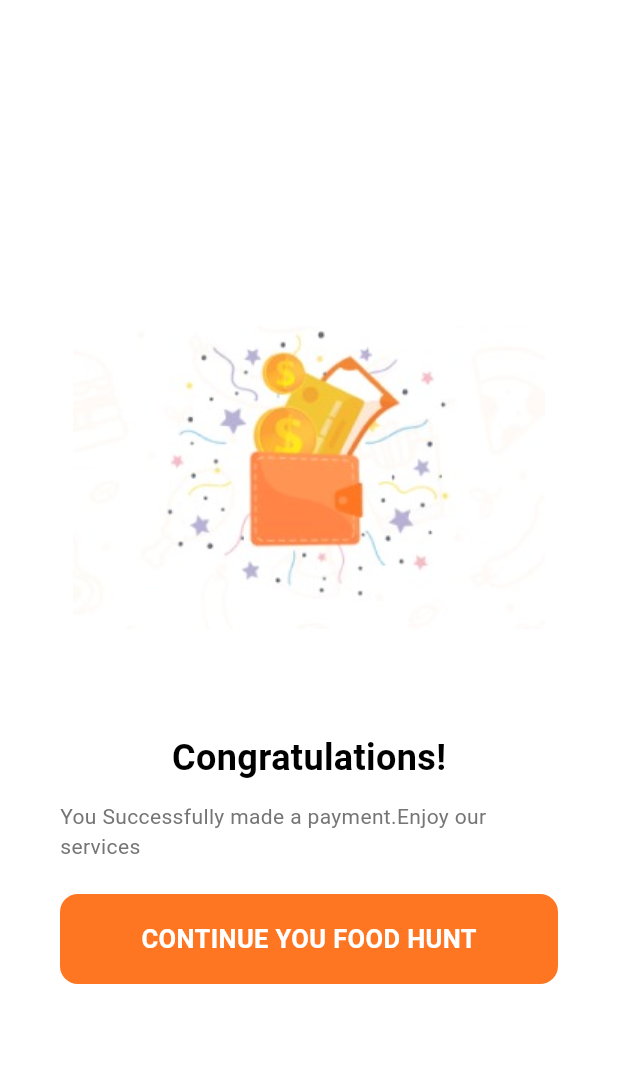
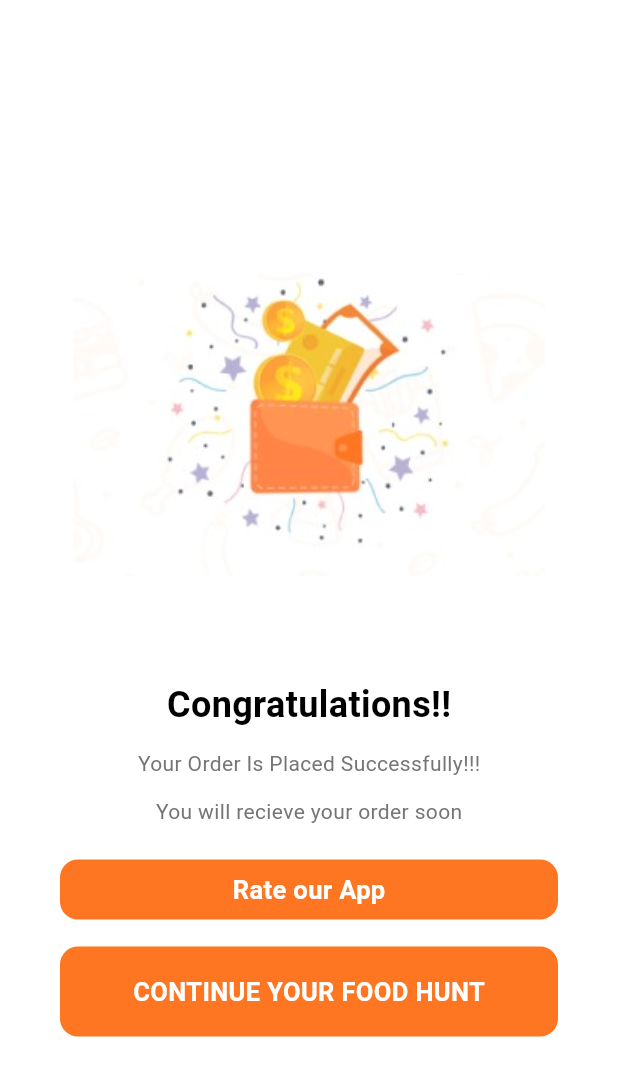
Before and after one commit to Scheeza-Ahmad/FoodDeliveryApp, a Flutter app: the Congratulation screen opened directly, on a phone screen of 412 x 824 dp. Shown: the top 1076 px of the screen. Run offline on Flutter 3.47's test engine with Material 3 defaults, Android fonts, the phone set to English and light mode, and no system bars; our stand-ins replace get, rating_dialog, shared_preferences; accounts and stored records are empty.

Commit message:
rating added

```diff
--- a/lib/screens/congratulation.dart
+++ b/lib/screens/congratulation.dart
@@ -1,8 +1,9 @@
 import 'package:flutter/material.dart';
 import 'package:food/screens/Homescreen.dart';
 import 'package:food/utils/Colorutil.dart';
-import 'package:food/widgets/deliverypage.dart';
+import 'package:food/widgets/last_screen.dart';
 import 'package:get/get.dart';
+import 'package:get/get_core/src/get_main.dart';
 
 class Congratulation extends StatelessWidget {
   const Congratulation({super.key});
@@ -16,15 +17,16 @@ class Congratulation extends StatelessWidget {
           child: Padding(
             padding: const EdgeInsets.fromLTRB(40, 50, 40, 50),
             child: SingleChildScrollView(
-              child: Deliverypage(
+              child: LastScreen(
                 image: 'assets/images/congrat.jpg',
-                heading: 'Congratulations!',
-                text: 'You Successfully made a payment.Enjoy our services',
-                btntext: 'CONTINUE YOU FOOD HUNT',
+                heading: 'Congratulations!!',
+                text: 'Your Order Is Placed Successfully!!!',
+                btntext: 'CONTINUE YOUR FOOD HUNT',
                 action: () {
-                  Get.offAll(() => Homescreen());
+                  Get.to(() => Homescreen());
                 },
                 color: Colorutil.color,
+                lasttext: 'You will recieve your order soon',
               ),
             ),
           ),
--- /dev/null
+++ b/lib/widgets/last_screen.dart
@@ -0,0 +1,51 @@
+import 'package:flutter/material.dart';
+import 'package:food/widgets/button.dart';
+import 'package:food/widgets/rating_button.dart';
+
+class LastScreen extends StatelessWidget {
+  final String image;
+  final String heading;
+  final String text;
+  final String lasttext;
+  final String btntext;
+
+  final Color color;
+  final VoidCallback action;
+
+  const LastScreen({
+    super.key,
+    required this.image,
+    required this.heading,
+    required this.text,
+    required this.btntext,
+    required this.action,
+    required this.color,
+    required this.lasttext,
+  });
+
+  @override
+  Widget build(BuildContext context) {
+    return Column(
+      children: [
+        Image.asset(image, height: 300),
+        SizedBox(height: 20),
+        Text(
+          heading,
+          style: TextStyle(
+            color: Colors.black,
+            fontWeight: FontWeight.bold,
+            fontSize: 24,
+          ),
+        ),
+        SizedBox(height: 12),
+        Text(text, style: TextStyle(color: Colors.grey[600], fontSize: 14)),
+                SizedBox(height: 12),
+        Text(lasttext, style: TextStyle(color: Colors.grey[600], fontSize: 14)),
+        SizedBox(height: 22),
+        RatingDialog(),
+        SizedBox(height: 18,),
+        Button(color: color, text: btntext, action: action, height: 60),
+      ],
+    );
+  }
+}
--- /dev/null
+++ b/lib/widgets/rating_button.dart
@@ -0,0 +1,50 @@
+import 'package:flutter/material.dart';
+import 'package:food/utils/Colorutil.dart';
+import 'package:food/widgets/button.dart';
+import 'package:rating_dialog/rating_dialog.dart' as rating_dialog;
+
+class RatingDialog extends StatelessWidget {
+  const RatingDialog({super.key});
+
+  @override
+  Widget build(BuildContext context) {
+    final theme = Theme.of(context);
+
+    return Center(
+      child: Button(
+        color: Colorutil.color,
+        text: 'Rate our App',
+        action: () => showRatingDialog(context, theme),
+      ),
+    );
+  }
+
+  void showRatingDialog(BuildContext context, ThemeData theme) {
+    final dialog = Center(
+      child: rating_dialog.RatingDialog(
+        initialRating: 1.0,
+        title: Text(
+          'Rating Dialog',
+          textAlign: TextAlign.center,
+          style: theme.textTheme.titleLarge?.copyWith(
+            fontWeight: FontWeight.bold,
+          ),
+        ),
+        message: Text(
+          'Tap a star to set your rating. Add more description here if you want.',
+          textAlign: TextAlign.center,
+          style: theme.textTheme.bodyMedium,
+        ),
+
+        submitButtonText: 'Submit',
+        commentHint: 'Please provide your feedback',
+        onCancelled: () => print('cancelled'),
+        onSubmitted: (response) {
+          print('rating: ${response.rating}, comment: ${response.comment}');
+        },
+      ),
+    );
+
+    showDialog(context: context, builder: (context) => dialog);
+  }
+}
--- a/pubspec.yaml
+++ b/pubspec.yaml
@@ -47,6 +47,8 @@ dev_dependencies:
   # rules and activating additional ones.
   flutter_lints: ^6.0.0
   flutter_launcher_icons: ^0.13.1
+  rating_dialog: ^2.0.4
+
 flutter_launcher_icons:
   android: true
   ios: true
```
Also changed, not shown: pubspec.lock.
